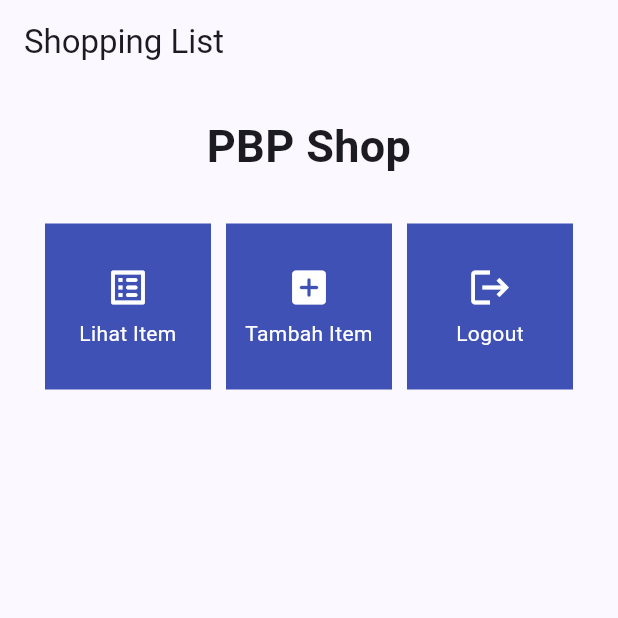
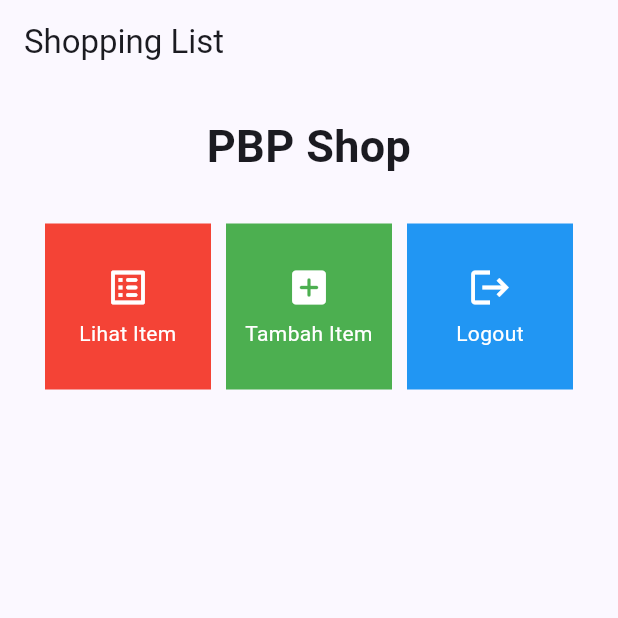
Before and after one commit to DaWanAnOnli/pacil-inventory-mobile, a Flutter app: the screen it shows after launch, on a phone screen of 412 x 824 dp, the top half of it. Run offline on Flutter 3.47's test engine with Material 2 defaults, Android fonts, the phone set to English and light mode, and no system bars.

Commit message:
Tugas 7 Bonus

```diff
--- a/lib/menu.dart
+++ b/lib/menu.dart
@@ -3,9 +3,9 @@
 class MyHomePage extends StatelessWidget {
   MyHomePage({Key? key}) : super(key: key);
   final List<ShopItem> items = [
-    ShopItem("Lihat Item", Icons.list_alt_rounded),
-    ShopItem("Tambah Item", Icons.add_box_rounded),
-    ShopItem("Logout", Icons.logout),
+    ShopItem("Lihat Item", Icons.list_alt_rounded, Colors.red),
+    ShopItem("Tambah Item", Icons.add_box_rounded, Colors.green),
+    ShopItem("Logout", Icons.logout, Colors.blue),
 ];
 
   // This widget is the home page of your application. It is stateful, meaning
@@ -71,8 +71,9 @@
 class ShopItem {
   final String name;
   final IconData icon;
+  final Color color;
 
-  ShopItem(this.name, this.icon);
+  ShopItem(this.name, this.icon, this.color);
 }
 
 class ShopCard extends StatelessWidget {
@@ -83,7 +84,7 @@
   @override
   Widget build(BuildContext context) {
     return Material(
-      color: Colors.indigo,
+      color: item.color,
       child: InkWell(
         // Area responsive terhadap sentuhan
         onTap: () {
```
